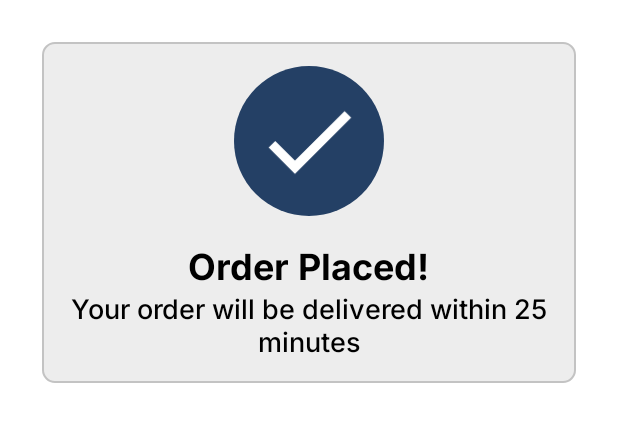
After one commit to AdityaRajputRana/KantaWale, an Android app: the layout dialog_loading.xml on its own in the app's theme, with its tools: preview values and no code run, on a phone screen of 412 x 824 dp. The commit adds this screen. Shown: the top 422 px of the screen. Run offline under Robolectric (Android 15) with nearby library versions, the phone set to English and light mode, and no system bars.

```diff
--- /dev/null
+++ b/app/src/main/res/drawable-v24/ic_done_bg.xml
@@ -0,0 +1,24 @@
+<layer-list xmlns:android="http://schemas.android.com/apk/res/android">
+
+    <item>
+        <shape android:shape="oval">
+            <solid android:color="@color/color_cta" />
+        </shape>
+    </item>
+
+    <item
+        android:top="4dp"
+        android:start="4dp"
+        android:end="4dp"
+        android:bottom="4dp"
+        >
+
+<vector android:height="24dp" android:tint="@android:color/white"
+    android:viewportHeight="24" android:viewportWidth="24"
+    android:width="24dp" xmlns:android="http://schemas.android.com/apk/res/android">
+    <path android:fillColor="@android:color/white" android:pathData="M9,16.2L4.8,12l-1.4,1.4L9,19 21,7l-1.4,-1.4L9,16.2z"/>
+</vector>
+    </item>
+
+
+</layer-list>
--- a/app/src/main/res/drawable/bg_et_main.xml
+++ b/app/src/main/res/drawable/bg_et_main.xml
@@ -3,8 +3,8 @@
     <item>
         <shape android:shape="rectangle">
             <corners android:radius="8dp" />
-            <solid android:color="#141C1C1C" />
-            <stroke android:width="1.5dp" android:color="#331C1C1C" />
+            <solid android:color="@color/colorOnPrimary" />
+            <stroke android:width="1.5dp" android:color="@color/colorBorder" />
         </shape>
     </item>
 </selector>
--- /dev/null
+++ b/app/src/main/res/drawable/ic_error_bg.xml
@@ -0,0 +1,5 @@
+<vector android:height="24dp" android:tint="#FF5722"
+    android:viewportHeight="24" android:viewportWidth="24"
+    android:width="24dp" xmlns:android="http://schemas.android.com/apk/res/android">
+    <path android:fillColor="@android:color/white" android:pathData="M12,2C6.48,2 2,6.48 2,12s4.48,10 10,10 10,-4.48 10,-10S17.52,2 12,2zM13,17h-2v-2h2v2zM13,13h-2L11,7h2v6z"/>
+</vector>
--- a/app/src/main/res/layout/activity_login.xml
+++ b/app/src/main/res/layout/activity_login.xml
@@ -83,6 +83,7 @@
                 android:textSize="16sp"
                 android:layout_height="wrap_content"
                 android:layout_weight="1"
+                android:inputType="phone"
                 android:textColor="@color/primaryText"
                 android:hint="Your Mobile Number"
                 android:textColorHint="@color/tertiaryText"
@@ -91,6 +92,7 @@
         </LinearLayout>
 
         <com.google.android.material.button.MaterialButton
+            android:id="@+id/continueBtn"
             android:layout_width="match_parent"
             android:layout_height="wrap_content"
             android:layout_marginTop="8dp"
--- /dev/null
+++ b/app/src/main/res/layout/dialog_loading.xml
@@ -0,0 +1,46 @@
+<?xml version="1.0" encoding="utf-8"?>
+<LinearLayout xmlns:android="http://schemas.android.com/apk/res/android"
+    android:layout_width="wrap_content"
+    android:layout_height="wrap_content"
+    android:orientation="vertical"
+    android:gravity="center"
+    android:padding="16dp"
+    android:layout_margin="28dp"
+    android:background="@drawable/bg_et_main">
+
+    <ProgressBar
+        android:id="@+id/progressBar"
+        android:layout_width="wrap_content"
+        android:visibility="gone"
+        android:layout_height="100dp" />
+
+    <ImageView
+        android:id="@+id/imageView"
+        android:layout_width="100dp"
+        android:layout_height="100dp"
+        android:src="@drawable/ic_done_bg" />
+
+    <TextView
+        android:id="@+id/titleTxt"
+        android:layout_width="wrap_content"
+        android:layout_height="wrap_content"
+        android:fontFamily="@font/inter_bold"
+        android:text="Order Placed!"
+        android:textColor="@android:color/black"
+        android:textSize="24sp"
+        android:layout_marginTop="16dp" />
+
+    <TextView
+        android:id="@+id/bodyTxt"
+        android:layout_width="wrap_content"
+        android:layout_height="wrap_content"
+        android:fontFamily="@font/inter_medium"
+        android:text="Your order will be delivered within 25 minutes"
+        android:textAlignment="center"
+        android:textColor="@android:color/black"
+        android:textSize="18sp"
+        android:layout_marginTop="0dp" />
+
+
+
+</LinearLayout>
--- a/app/src/main/res/values/colors.xml
+++ b/app/src/main/res/values/colors.xml
@@ -15,6 +15,9 @@
     <color name="tint_overlay">#244065</color>
     <color name="color_cta">#244065</color>
 
+    <color name="colorOnPrimary">#EDEDED</color>
+    <color name="colorBorder">#C3C3C3</color>
+
     <color name="primaryText">#1C1C1C</color>
     <color name="tertiaryText">#661C1C1C</color> //hints
     <color name="markerColor">#331C1C1C</color> //borders
```
Also changed, not shown: app/src/main/java/com/guru/kantewala/Helpers/PhoneAuthHelper.java (added, +140 -0 lines), app/src/main/java/com/guru/kantewala/LoginActivity.java (+147 -2 lines).
